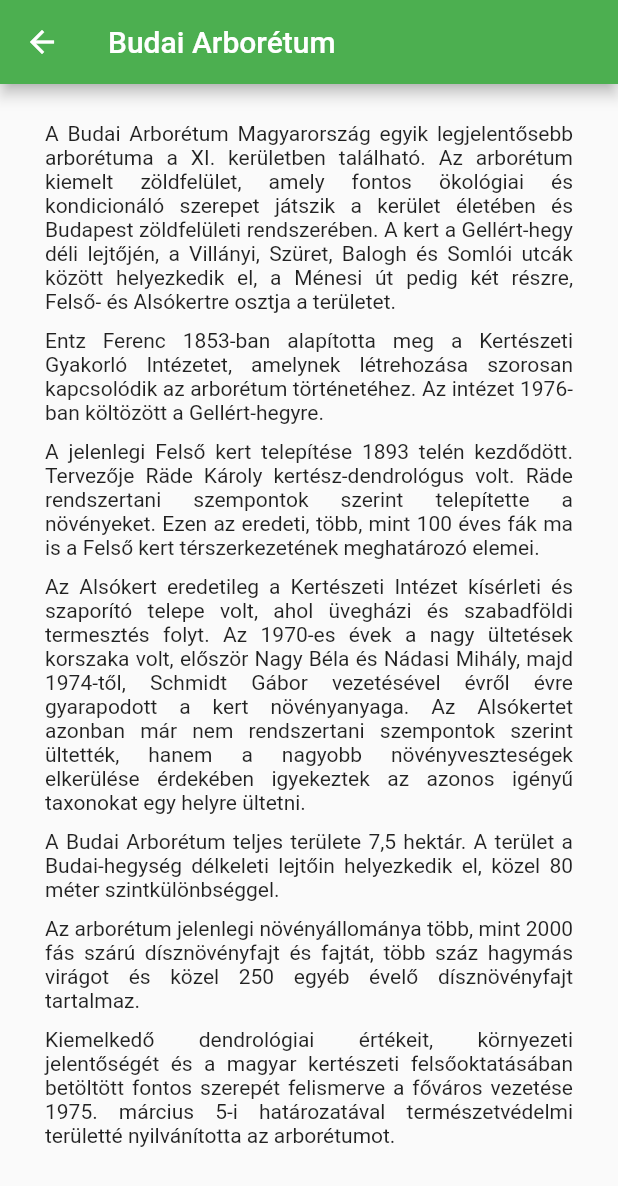
After one commit to Beck-berry/arborapp, a Flutter app: the Info screen opened directly, on a phone screen of 412 x 824 dp. The commit adds this screen. Shown: the top 1186 px of the screen. Run offline on Flutter 3.47's test engine with Material 2 defaults, Android fonts, the phone set to English and light mode, and no system bars; our stand-ins replace azlistview, cloud_firestore, firebase_auth, firebase_core, flutter_map, latlong2 and 3 more; missing offline and left inert: footer; accounts and stored records are empty; generated files the repository leaves out were written again.

Commit message:
add arborétum leírás oldal

```diff
--- a/lib/main.dart
+++ b/lib/main.dart
@@ -1,14 +1,14 @@
 import 'package:arborapp/src/applicationState.dart';
 import 'package:arborapp/src/enums.dart';
+import 'package:arborapp/src/info.dart';
+import 'package:arborapp/src/map.dart';
 import 'package:arborapp/src/notes.dart';
+import 'package:arborapp/src/profile.dart';
+import 'package:arborapp/src/search.dart';
 import 'package:flutter/material.dart';
 import 'package:footer/footer.dart';
 import 'package:footer/footer_view.dart';
 import 'package:provider/provider.dart';
-
-import 'src/map.dart';
-import 'src/profile.dart';
-import 'src/search.dart';
 
 void main() {
   runApp(const Arborapp());
@@ -52,6 +52,13 @@ class MyHomePage extends StatelessWidget {
                     'Az ARBOR APP egy digitális térképen alapuló rendszer, melynek segítségével megismerhetjük a Budai Arborétum növényállományát. Műholdképen keresztül felülnézetből láthatjuk a kert jelenlegi szerkezetét, melynek legfontosabb elemei a fásszárú taxonok. A térkép jelöli az adott növény helyzetét és tudományos nevét. Az adott növényre kattintva megismerhetjük a taxon jellemzőit. Az általános információátadás mellett, az applikáció célja, hogy a Budai Campus hallgatói már szakmai kérdésekre is választ kapjanak, mint például a taxon ökológiai igényei, szaporítása, alkalmazási lehetőségeit és részletes fenológiai fázisait. Ezen információk jelentősen megkönnyítik, hogy kertészeti és tájépítészeti szempontból is megismerjük a növényeket.',
                     textAlign: TextAlign.justify,
                   )),
+              FoMenuButton(
+                cimke: 'A Budai Arborétumról...',
+                ikon: Icons.question_mark,
+                onPress: Consumer<ApplicationState>(
+                  builder: (context, appState, _) => const Info(),
+                ),
+              ),
               FoMenuButton(
                 cimke: "Barangolás a térképen",
                 ikon: Icons.map,
--- /dev/null
+++ b/lib/src/info.dart
@@ -0,0 +1,44 @@
+import 'package:flutter/material.dart';
+
+class Info extends StatelessWidget {
+  const Info({Key? key}) : super(key: key);
+
+  Widget bekezdes(String szoveg) {
+    return Padding(
+        padding: const EdgeInsets.symmetric(vertical: 5.0, horizontal: 10.0),
+        child: Text(szoveg,
+            style: const TextStyle(
+              fontSize: 14,
+              fontStyle: FontStyle.normal,
+            ),
+            textAlign: TextAlign.justify));
+  }
+
+  @override
+  Widget build(BuildContext context) {
+    return Scaffold(
+        appBar: AppBar(
+          title: const Text('Budai Arborétum'),
+        ),
+        body: Padding(
+            padding: const EdgeInsets.all(20.0),
+            child: ListView(
+              children: [
+                bekezdes(
+                    'A Budai Arborétum Magyarország egyik legjelentősebb arborétuma a XI. kerületben található. Az arborétum kiemelt zöldfelület, amely fontos ökológiai és kondicionáló szerepet játszik a kerület életében és Budapest zöldfelületi rendszerében. A kert a Gellért-hegy déli lejtőjén, a Villányi, Szüret, Balogh és Somlói utcák között helyezkedik el, a Ménesi út pedig két részre, Felső- és Alsókertre osztja a területet.'),
+                bekezdes(
+                    'Entz Ferenc 1853-ban alapította meg a Kertészeti Gyakorló Intézetet, amelynek létrehozása szorosan kapcsolódik az arborétum történetéhez. Az intézet 1976-ban költözött a Gellért-hegyre.'),
+                bekezdes(
+                    'A jelenlegi Felső kert telepítése 1893 telén kezdődött. Tervezője Räde Károly kertész-dendrológus volt. Räde rendszertani szempontok szerint telepítette a növényeket. Ezen az eredeti, több, mint 100 éves fák ma is a Felső kert térszerkezetének meghatározó elemei.'),
+                bekezdes(
+                    'Az Alsókert eredetileg a Kertészeti Intézet kísérleti és szaporító telepe volt, ahol üvegházi és szabadföldi termesztés folyt. Az 1970-es évek a nagy ültetések korszaka volt, először Nagy Béla és Nádasi Mihály, majd 1974-től, Schmidt Gábor vezetésével évről évre gyarapodott a kert növényanyaga. Az Alsókertet azonban már nem rendszertani szempontok szerint ültették, hanem a nagyobb növényveszteségek elkerülése érdekében igyekeztek az azonos igényű taxonokat egy helyre ültetni.'),
+                bekezdes(
+                    'A Budai Arborétum teljes területe 7,5 hektár. A terület a Budai-hegység délkeleti lejtőin helyezkedik el, közel 80 méter szintkülönbséggel.'),
+                bekezdes(
+                    'Az arborétum jelenlegi növényállománya több, mint 2000 fás szárú dísznövényfajt és fajtát, több száz hagymás virágot és közel 250 egyéb évelő dísznövényfajt tartalmaz.'),
+                bekezdes(
+                    'Kiemelkedő dendrológiai értékeit, környezeti jelentőségét és a magyar kertészeti felsőoktatásában betöltött fontos szerepét felismerve a főváros vezetése 1975. március 5-i határozatával természetvédelmi területté nyilvánította az arborétumot.'),
+              ],
+            )));
+  }
+}
```
